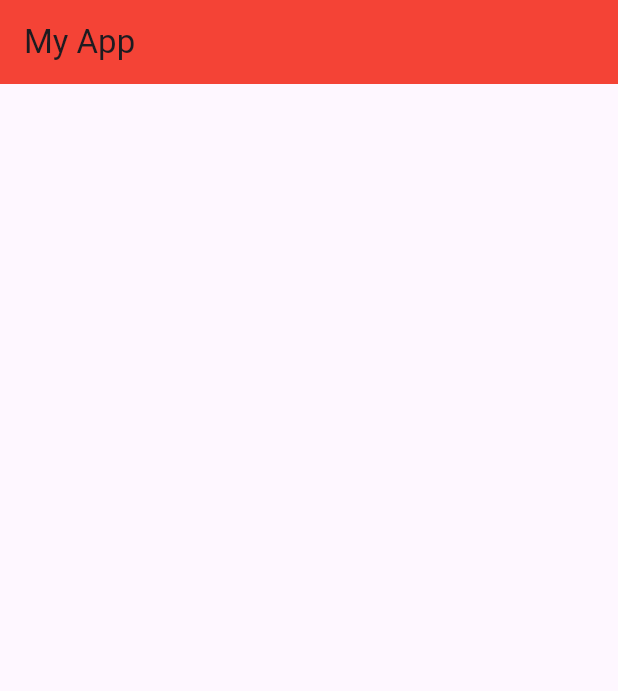
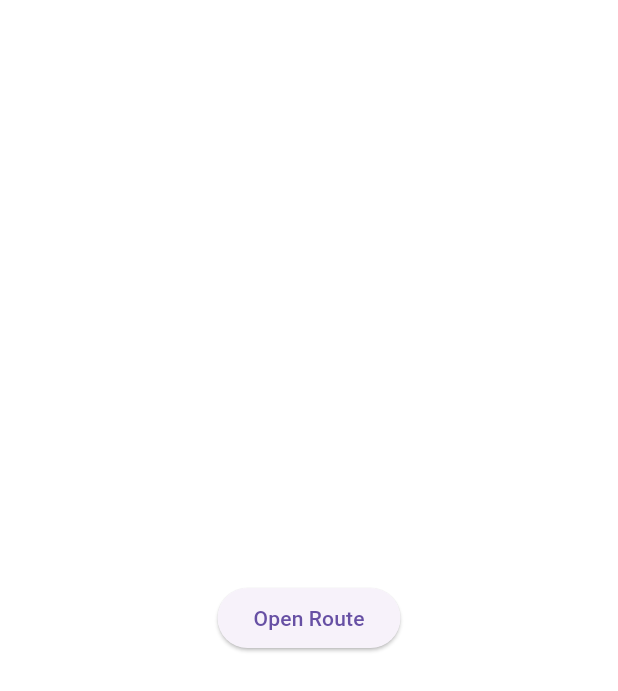
Before and after one commit to Labbi-capstone/labbi_frontend, a Flutter app: the screen it shows after launch, on a phone screen of 412 x 824 dp. Shown: the top 691 px of the screen. Run offline on Flutter 3.47's test engine with Material 3 defaults, Android fonts, the phone set to English and light mode, and no system bars.

Commit message:
adding app-background.jpg & user-profile-background.jpg, editing pubspec.yaml and adding user_profile.dart in user_profile in lib

```diff
--- a/lib/main.dart
+++ b/lib/main.dart
@@ -1,20 +1,49 @@
 import 'package:flutter/material.dart';
+import 'package:labbi_frontend/user_profile/user_profile.dart';
 
 void main() {
   runApp(const MyApp());
 }
+
+// class MyApp extends StatelessWidget {
+//   const MyApp({super.key});
+
+//   @override
+//   Widget build(BuildContext context) {
+//     return MaterialApp(
+//       home: Scaffold(
+//         appBar: AppBar(
+//           backgroundColor: Colors.red,
+//           title: const Text("My App"),
+//         ),
+//       ),
+//     );
+//   }
+// }
 
 class MyApp extends StatelessWidget {
   const MyApp({super.key});
 
   @override
   Widget build(BuildContext context) {
-    return MaterialApp(
-      home: Scaffold(
-        appBar: AppBar(
-          backgroundColor: Colors.red,
-          title: const Text("My App"),
-        ),
+    return const MaterialApp(
+      debugShowCheckedModeBanner: false,
+      home: MyHome()
+    );
+  }
+}
+
+class MyHome extends StatelessWidget {
+  const MyHome({super.key});
+
+  @override
+  Widget build(BuildContext context) {
+    return Center(
+      child: ElevatedButton(
+        child: const Text('Open Route'),
+        onPressed: () {
+          Navigator.of(context).push(MaterialPageRoute(builder: (context) => const UserProfilePage()));
+        },
       ),
     );
   }
--- a/pubspec.yaml
+++ b/pubspec.yaml
@@ -57,6 +57,8 @@ flutter:
   # included with your application, so that you can use the icons in
   # the material Icons class.
   uses-material-design: true
+  assets:
+    - assets/images/
 
   # To add assets to your application, add an assets section, like this:
   # assets:
```
Also changed, not shown: lib/user_profile/user_profile.dart (added, +44 -0 lines), assets/images/app-background.jpg (added), assets/images/user-profile-background.jpg (added), pubspec.lock.
